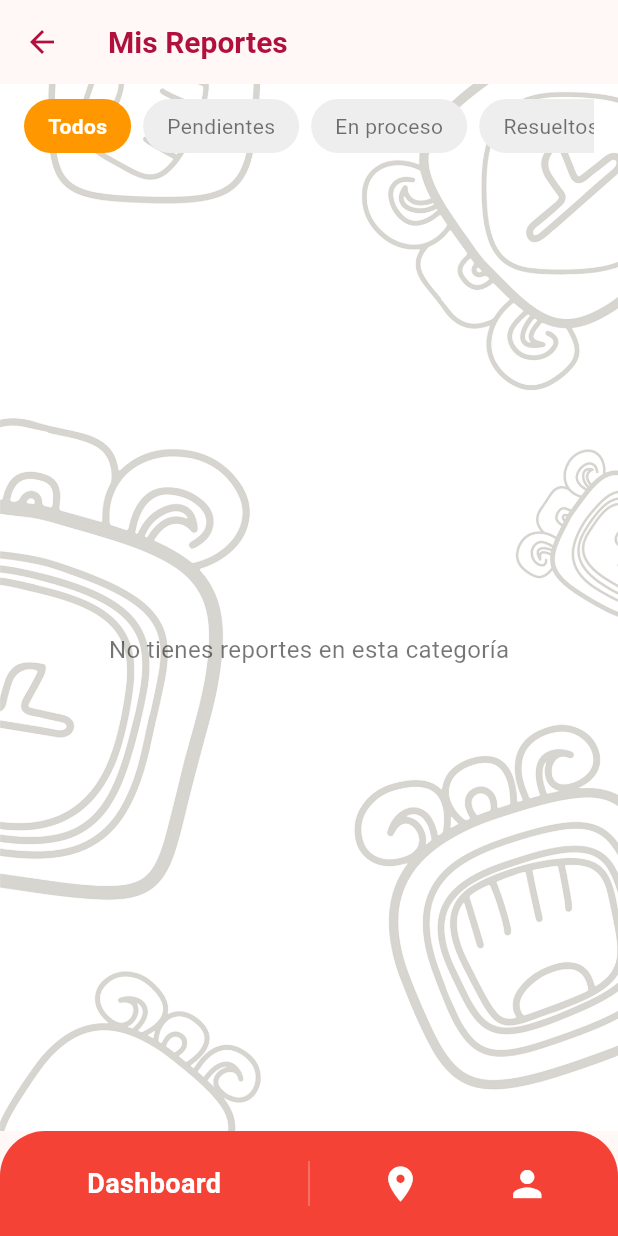
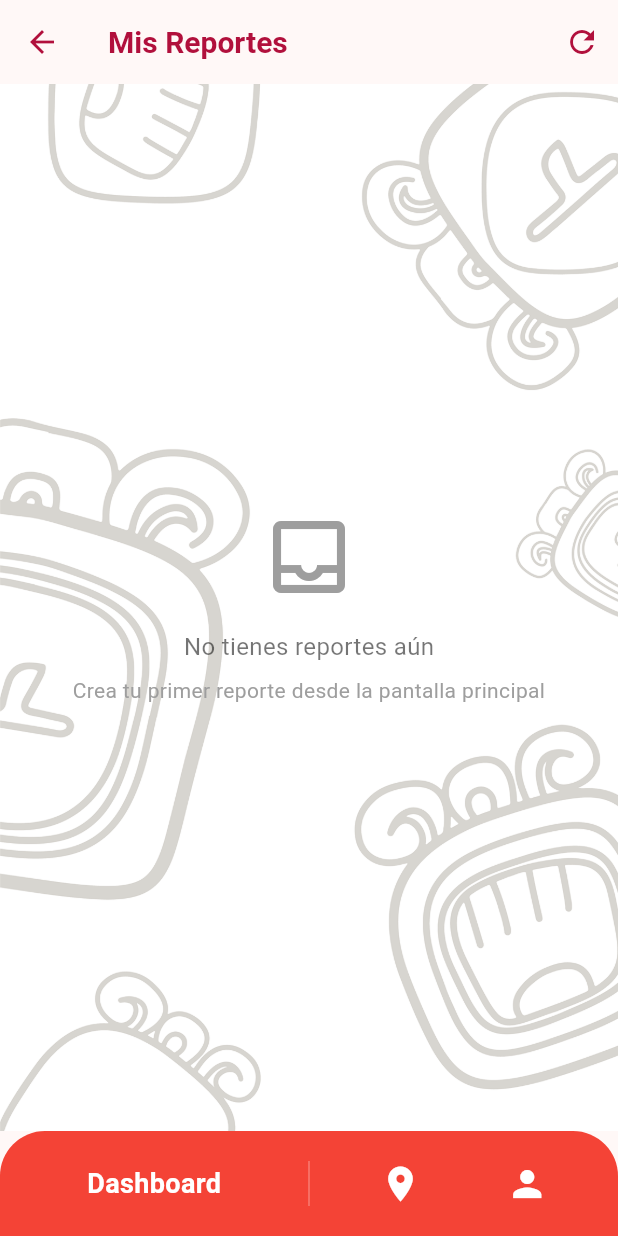
Before and after one commit to AngelAvilesDev/lumvida_flutter, a Flutter app: the screen it shows once a user with an empty profile is signed in, after a tap on "Historial de reportes", on a phone screen of 412 x 824 dp. Run offline on Flutter 3.47's test engine with Material 3 defaults, Android fonts, the phone set to English and light mode, and no system bars; our stand-ins replace cloud_firestore, firebase_auth, firebase_core, firebase_storage, flutter_dotenv, google_sign_in and 2 more; missing offline and left inert: flutter_osm_plugin; accounts and stored records are empty.

Commit message:
falta corregir el error en ReportesScreen
"Error: Looking up a deactivated widget's ancestor is unsafe.

At this point the state of the widget's element tree is no longer stable.

To safely refer to a widget's ancestor in its dispose() method, save a reference to the ancestor by calling dependOnInheritedWidgetOfExactType() in the widget's didChangeDependencies() method."

```diff
--- a/lib/screens/MisReportesScreen.dart
+++ b/lib/screens/MisReportesScreen.dart
@@ -1,9 +1,9 @@
 import 'dart:convert';
 import 'package:flutter/material.dart';
 import 'package:provider/provider.dart';
+import 'package:cloud_firestore/cloud_firestore.dart';
 import '../utils/constants.dart';
 import '../viewmodels/AuthViewModel.dart';
-import '../viewmodels/MisReportesViewModel.dart';
 
 class MisReportesScreen extends StatefulWidget {
   const MisReportesScreen({Key? key}) : super(key: key);
@@ -13,30 +13,84 @@ class MisReportesScreen extends StatefulWidget {
 }
 
 class _MisReportesScreenState extends State<MisReportesScreen> {
-  Future<void> _cargarReportesIniciales(MisReportesViewModel viewModel) async {
+  List<Map<String, dynamic>> _reportes = [];
+  bool _isLoading = false;
+  String? _error;
+
+  @override
+  void initState() {
+    super.initState();
+    _cargarReportes();
+  }
+
+  Future<void> _cargarReportes() async {
     final authViewModel = Provider.of<AuthViewModel>(context, listen: false);
 
     if (!authViewModel.isAuthenticated) {
-      viewModel.limpiar();
       return;
     }
 
-    await viewModel.cargarReportes(authViewModel.user!.uid);
+    setState(() {
+      _isLoading = true;
+      _error = null;
+    });
+
+    try {
+      final reportesSnapshot = await FirebaseFirestore.instance
+          .collection('reportes')
+          .where('userId', isEqualTo: authViewModel.user!.uid)
+          .orderBy('fecha', descending: true)
+          .get();
+
+      final reportes = reportesSnapshot.docs.map((doc) {
+        final data = doc.data();
+        return {
+          'id': doc.id,
+          'folio': data['folio'] ?? 'Sin folio',
+          'fecha': _formatearFecha(data['fecha']),
+          'estado': data['estado'] ?? 'pendiente',
+          'tipo': data['categoria'] ?? 'Sin categoría',
+          'descripcion': data['comentario'] ?? 'Sin descripción',
+          'ubicacion': data['direccion'] ?? 'Sin ubicación',
+          'nombreCompleto': data['nombreCompleto'] ?? '',
+          'telefono': data['telefono'] ?? '',
+          'isAnonymous': data['isAnonymous'] ?? false,
+          'imagenes': data['imagenes'] ?? [],
+          'historialEstados': data['historialEstados'] ?? [],
+        };
+      }).toList();
+
+      setState(() {
+        _reportes = reportes;
+        _isLoading = false;
+      });
+    } catch (e) {
+      setState(() {
+        _error = 'Error al cargar reportes: $e';
+        _isLoading = false;
+      });
+    }
+  }
+
+  String _formatearFecha(dynamic timestamp) {
+    if (timestamp == null) return 'Fecha desconocida';
+
+    try {
+      if (timestamp is Timestamp) {
+        final fecha = timestamp.toDate();
+        return '${fecha.day.toString().padLeft(2, '0')}/${fecha.month.toString().padLeft(2, '0')}/${fecha.year}';
+      }
+      return 'Fecha desconocida';
+    } catch (e) {
+      return 'Fecha desconocida';
+    }
   }
 
   @override
   Widget build(BuildContext context) {
-    return ChangeNotifierProvider(
-      create: (context) => MisReportesViewModel(),
-      child: Consumer<MisReportesViewModel>(
-        builder: (context, misReportesVM, child) {
-          // Cargar datos solo una vez cuando se crea el ViewModel
-          WidgetsBinding.instance.addPostFrameCallback((_) {
-            if (!misReportesVM.isLoading && misReportesVM.reportes.isEmpty) {
-              _cargarReportesIniciales(misReportesVM);
-            }
-          });
+    final authViewModel = Provider.of<AuthViewModel>(context);
 
+    if (!authViewModel.isAuthenticated) {
       return Scaffold(
         appBar: AppBar(
           title: const Text('Mis Reportes', style: TextStyle(color: kPrimaryColor)),
@@ -46,115 +100,115 @@ class _MisReportesScreenState extends State<MisReportesScreen> {
         ),
         body: Container(
           decoration: backgroundDecoration,
+          child: const Center(
             child: Column(
+              mainAxisAlignment: MainAxisAlignment.center,
               children: [
-                  // Filtros
-                  Padding(
-                    padding: const EdgeInsets.symmetric(horizontal: 16.0, vertical: 10.0),
-                    child: SingleChildScrollView(
-                      scrollDirection: Axis.horizontal,
-                      child: Row(
-                        children: [
-                          _buildFilterChip('Todos', misReportesVM.filtroActual == 'Todos', misReportesVM),
-                          _buildFilterChip('Pendientes', misReportesVM.filtroActual == 'Pendientes', misReportesVM),
-                          _buildFilterChip('En proceso', misReportesVM.filtroActual == 'En proceso', misReportesVM),
-                          _buildFilterChip('Resueltos', misReportesVM.filtroActual == 'Resueltos', misReportesVM),
+                Icon(Icons.person_off, size: 64, color: Colors.grey),
+                SizedBox(height: 16),
+                Text(
+                  'Debes iniciar sesión para ver tus reportes',
+                  style: TextStyle(fontSize: 16, color: Colors.grey),
+                  textAlign: TextAlign.center,
+                ),
               ],
             ),
           ),
         ),
+      );
+    }
 
-                  // Contenido principal
-                  Expanded(
-                    child: _buildMainContent(context, misReportesVM),
+    return Scaffold(
+      appBar: AppBar(
+        title: const Text('Mis Reportes', style: TextStyle(color: kPrimaryColor)),
+        backgroundColor: Colors.transparent,
+        elevation: 0,
+        iconTheme: const IconThemeData(color: kPrimaryColor),
+        actions: [
+          IconButton(
+            icon: const Icon(Icons.refresh),
+            onPressed: _cargarReportes,
           ),
         ],
       ),
+      body: Container(
+        decoration: backgroundDecoration,
+        child: _buildMainContent(),
       ),
       bottomNavigationBar: _buildBottomNavigationBar(),
     );
-        },
+  }
+
+  Widget _buildMainContent() {
+    if (_isLoading) {
+      return const Center(
+        child: Column(
+          mainAxisAlignment: MainAxisAlignment.center,
+          children: [
+            CircularProgressIndicator(color: kPrimaryColor),
+            SizedBox(height: 16),
+            Text('Cargando tus reportes...'),
+          ],
         ),
       );
     }
 
-  Widget _buildMainContent(BuildContext context, MisReportesViewModel misReportesVM) {
-    if (misReportesVM.isLoading) {
-      return const Center(
-        child: CircularProgressIndicator(color: kPrimaryColor),
-      );
-    }
-
-    if (misReportesVM.error != null) {
+    if (_error != null) {
       return Center(
         child: Column(
           mainAxisAlignment: MainAxisAlignment.center,
           children: [
+            Icon(Icons.error_outline, size: 64, color: Colors.red.shade400),
+            const SizedBox(height: 16),
             Text(
-              misReportesVM.error!,
+              _error!,
               style: const TextStyle(color: Colors.red),
               textAlign: TextAlign.center,
             ),
             const SizedBox(height: 16),
-            ElevatedButton(
-              onPressed: () => _cargarReportesIniciales(misReportesVM),
-              style: ElevatedButton.styleFrom(
-                backgroundColor: kPrimaryColor,
-              ),
-              child: const Text('Reintentar'),
+            ElevatedButton.icon(
+              onPressed: _cargarReportes,
+              style: ElevatedButton.styleFrom(backgroundColor: kPrimaryColor),
+              icon: const Icon(Icons.refresh),
+              label: const Text('Reintentar'), // <-- reemplazado aquí
             ),
           ],
         ),
       );
     }
 
-    final reportesFiltrados = misReportesVM.reportesFiltrados;
-
-    if (reportesFiltrados.isEmpty) {
+    if (_reportes.isEmpty) {
       return const Center(
-        child: Text(
-          'No tienes reportes en esta categoría',
-          style: TextStyle(
-            fontSize: 16,
-            color: Colors.black54,
+        child: Column(
+          mainAxisAlignment: MainAxisAlignment.center,
+          children: [
+            Icon(Icons.inbox_outlined, size: 64, color: Colors.grey),
+            SizedBox(height: 16),
+            Text(
+              'No tienes reportes aún',
+              style: TextStyle(fontSize: 16, color: Colors.black54),
             ),
+            SizedBox(height: 8),
+            Text(
+              'Crea tu primer reporte desde la pantalla principal',
+              style: TextStyle(fontSize: 14, color: Colors.grey),
+              textAlign: TextAlign.center,
+            ),
+          ],
         ),
       );
     }
 
     return RefreshIndicator(
-      onRefresh: () => _cargarReportesIniciales(misReportesVM),
+      onRefresh: _cargarReportes,
       color: kPrimaryColor,
       child: ListView.builder(
         padding: const EdgeInsets.all(16),
-        itemCount: reportesFiltrados.length,
+        itemCount: _reportes.length,
         itemBuilder: (context, index) {
-          final reporte = reportesFiltrados[index];
+          final reporte = _reportes[index];
           return _buildReportCard(context, reporte);
         },
-      ),
-    );
-  }
-
-  Widget _buildFilterChip(String label, bool isSelected, MisReportesViewModel viewModel) {
-    return GestureDetector(
-      onTap: () {
-        viewModel.cambiarFiltro(label);
-      },
-      child: Container(
-        margin: const EdgeInsets.only(right: 8),
-        padding: const EdgeInsets.symmetric(horizontal: 16, vertical: 8),
-        decoration: BoxDecoration(
-          color: isSelected ? Colors.orange : Colors.grey.shade200,
-          borderRadius: BorderRadius.circular(20),
-        ),
-        child: Text(
-          label,
-          style: TextStyle(
-            color: isSelected ? Colors.white : Colors.black54,
-            fontWeight: isSelected ? FontWeight.bold : FontWeight.normal,
-          ),
-        ),
       ),
     );
   }
@@ -182,13 +236,14 @@ class _MisReportesScreenState extends State<MisReportesScreen> {
       }
     ];
 
-    if (reporte['estado'].toLowerCase() == 'en proceso') {
+    String estadoLower = reporte['estado']?.toString().toLowerCase() ?? '';
+    if (estadoLower.contains('proceso') || estadoLower == 'asignado') {
       historialEstados.add({
         'estado': 'Asignado al departamento correspondiente',
         'fecha': reporte['fecha'],
         'hora': '10:30'
       });
-    } else if (reporte['estado'].toLowerCase() == 'resuelto') {
+    } else if (estadoLower == 'resuelto' || estadoLower == 'completado') {
       historialEstados.add({
         'estado': 'Asignado al departamento correspondiente',
         'fecha': reporte['fecha'],
@@ -218,14 +273,14 @@ class _MisReportesScreenState extends State<MisReportesScreen> {
               Row(
                 children: [
                   Icon(
-                    getIconForType(reporte['tipo']),
+                    getIconForType(reporte['tipo'] ?? ''),
                     color: kPrimaryColor,
                     size: 40,
                   ),
                   const SizedBox(width: 10),
                   Expanded(
                     child: Text(
-                      reporte['tipo'],
+                      reporte['tipo'] ?? 'Sin categoría',
                       style: const TextStyle(
                         fontSize: 18,
                         fontWeight: FontWeight.bold,
@@ -236,11 +291,11 @@ class _MisReportesScreenState extends State<MisReportesScreen> {
                   Container(
                     padding: const EdgeInsets.symmetric(horizontal: 8, vertical: 4),
                     decoration: BoxDecoration(
-                      color: _getColorPorEstado(reporte['estado']),
+                      color: _getColorPorEstado(reporte['estado'] ?? ''),
                       borderRadius: BorderRadius.circular(12),
                     ),
                     child: Text(
-                      reporte['estado'].toUpperCase(),
+                      (reporte['estado'] ?? 'PENDIENTE').toString().toUpperCase(),
                       style: const TextStyle(
                         color: Colors.white,
                         fontSize: 10,
@@ -254,7 +309,7 @@ class _MisReportesScreenState extends State<MisReportesScreen> {
 
               // Número de folio
               Text(
-                'Folio: ${reporte['folio']}',
+                'Folio: ${reporte['folio'] ?? 'Sin folio'}',
                 style: TextStyle(
                   fontSize: 14,
                   fontWeight: FontWeight.w500,
@@ -265,7 +320,7 @@ class _MisReportesScreenState extends State<MisReportesScreen> {
 
               // Descripción
               Text(
-                reporte['descripcion'],
+                reporte['descripcion'] ?? 'Sin descripción',
                 style: const TextStyle(
                   fontSize: 16,
                   fontWeight: FontWeight.w500,
@@ -282,7 +337,7 @@ class _MisReportesScreenState extends State<MisReportesScreen> {
                   const SizedBox(width: 4),
                   Expanded(
                     child: Text(
-                      reporte['ubicacion'],
+                      reporte['ubicacion'] ?? 'Sin ubicación',
                       style: TextStyle(color: Colors.grey.shade600),
                       maxLines: 2,
                       overflow: TextOverflow.ellipsis,
@@ -294,7 +349,7 @@ class _MisReportesScreenState extends State<MisReportesScreen> {
 
               // Fecha
               Text(
-                'Reportado el ${reporte['fecha']}',
+                'Reportado el ${reporte['fecha'] ?? 'Fecha desconocida'}',
                 style: TextStyle(color: Colors.grey.shade600, fontSize: 12),
               ),
 
@@ -364,7 +419,8 @@ class _MisReportesScreenState extends State<MisReportesScreen> {
   }
 
   Widget _buildBottomNavigationBar() {
-    return Container(
+    return Consumer<AuthViewModel>(
+      builder: (context, authViewModel, _) => Container(
         height: 70,
         decoration: const BoxDecoration(
           color: kSecondaryColor,
@@ -401,16 +457,15 @@ class _MisReportesScreenState extends State<MisReportesScreen> {
                     icon: const Icon(Icons.location_on, color: Colors.white, size: 28),
                     onPressed: () {},
                   ),
-                Consumer<AuthViewModel>(
-                  builder: (context, authViewModel, _) => IconButton(
+                  IconButton(
                     icon: const Icon(Icons.person, color: Colors.white, size: 28),
                     onPressed: () => _mostrarDialogoCerrarSesion(context, authViewModel),
-                  ),
                   ),
                 ],
               ),
             ),
           ],
+        ),
       ),
     );
   }
@@ -419,7 +474,6 @@ class _MisReportesScreenState extends State<MisReportesScreen> {
     // Verificar si el reporte tiene imágenes
     Widget? imagenWidget;
     if (reporte['imagenes'] != null && (reporte['imagenes'] as List).isNotEmpty) {
-      // Si hay URLs de imágenes, mostrar la primera
       final imageUrl = (reporte['imagenes'] as List).first;
       imagenWidget = Image.network(
         imageUrl,
@@ -435,26 +489,13 @@ class _MisReportesScreenState extends State<MisReportesScreen> {
           );
         },
       );
-    } else if (reporte['foto'] != null && reporte['foto'].toString().isNotEmpty) {
-      // Fallback para imágenes en base64 (compatibilidad)
-      try {
-        final imageBytes = base64Decode(reporte['foto']);
-        imagenWidget = Image.memory(
-          imageBytes,
-          fit: BoxFit.cover,
-          width: double.infinity,
-          height: 200,
-        );
-      } catch (e) {
-        print("Error decodificando imagen: $e");
-      }
     }
 
     showDialog(
       context: context,
       builder: (BuildContext context) {
         return AlertDialog(
-          title: Text('Reporte #${reporte['folio']}',
+          title: Text('Reporte #${reporte['folio'] ?? 'Sin folio'}',
               style: const TextStyle(color: kPrimaryColor, fontWeight: FontWeight.bold)),
           content: SingleChildScrollView(
             child: Column(
@@ -471,47 +512,15 @@ class _MisReportesScreenState extends State<MisReportesScreen> {
                 ],
 
                 // Fecha y estado
-                _buildDetailRow('Fecha', reporte['fecha']),
-                _buildDetailRow('Estado', reporte['estado']),
+                _buildDetailRow('Fecha', reporte['fecha'] ?? 'Fecha desconocida'),
+                _buildDetailRow('Estado', reporte['estado'] ?? 'Sin estado'),
 
                 // Categoría y descripción
-                _buildDetailRow('Categoría', reporte['tipo']),
-                _buildDetailSection('Comentario', reporte['descripcion']),
+                _buildDetailRow('Categoría', reporte['tipo'] ?? 'Sin categoría'),
+                _buildDetailSection('Comentario', reporte['descripcion'] ?? 'Sin descripción'),
 
                 // Ubicación
-                _buildDetailSection('Ubicación', reporte['ubicacion']),
-
-                // Datos del denunciante (si no es anónimo)
-                if (!(reporte['isAnonymous'] ?? false) && (reporte['nombreCompleto'] ?? '').isNotEmpty) ...[
-                  const SizedBox(height: 8),
-                  const Divider(),
-                  _buildDetailRow('Reportado por', reporte['nombreCompleto']),
-                  if ((reporte['telefono'] ?? '').isNotEmpty)
-                    _buildDetailRow('Teléfono', reporte['telefono']),
-                ],
-
-                // Estadísticas adicionales
-                const SizedBox(height: 8),
-                const Divider(),
-                Consumer<MisReportesViewModel>(
-                  builder: (context, misReportesVM, child) {
-                    final stats = misReportesVM.obtenerEstadisticas();
-                    return Column(
-                      crossAxisAlignment: CrossAxisAlignment.start,
-                      children: [
-                        const Text(
-                          'Estadísticas de tus reportes:',
-                          style: TextStyle(fontWeight: FontWeight.bold, fontSize: 14),
-                        ),
-                        const SizedBox(height: 8),
-                        Text('Total: ${stats['total']}', style: const TextStyle(fontSize: 12)),
-                        Text('Pendientes: ${stats['pendientes']}', style: const TextStyle(fontSize: 12)),
-                        Text('En proceso: ${stats['enProceso']}', style: const TextStyle(fontSize: 12)),
-                        Text('Resueltos: ${stats['resueltos']}', style: const TextStyle(fontSize: 12)),
-                      ],
-                    );
-                  },
-                ),
+                _buildDetailSection('Ubicación', reporte['ubicacion'] ?? 'Sin ubicación'),
               ],
             ),
           ),
@@ -532,8 +541,7 @@ class _MisReportesScreenState extends State<MisReportesScreen> {
       child: Row(
         crossAxisAlignment: CrossAxisAlignment.start,
         children: [
-          Text('$label: ',
-              style: const TextStyle(fontWeight: FontWeight.bold)),
+          Text('$label: ', style: const TextStyle(fontWeight: FontWeight.bold)),
           Expanded(child: Text(value)),
         ],
       ),
@@ -546,8 +554,7 @@ class _MisReportesScreenState extends State<MisReportesScreen> {
       child: Column(
         crossAxisAlignment: CrossAxisAlignment.start,
         children: [
-          Text(label,
-              style: const TextStyle(fontWeight: FontWeight.bold)),
+          Text(label, style: const TextStyle(fontWeight: FontWeight.bold)),
           const SizedBox(height: 4),
           Container(
             width: double.infinity,
@@ -574,7 +581,7 @@ class _MisReportesScreenState extends State<MisReportesScreen> {
       case 'asignado':
         return Colors.blue;
       case 'en proceso':
-        return Colors.yellow.shade700; // Amarillo más oscuro para mejor contraste
+        return Colors.yellow.shade700;
       case 'resuelto':
       case 'completado':
         return Colors.green;
```
Also changed, not shown: lib/screens/MapScreen.dart (+0 -79 lines), lib/viewmodels/MisReportesViewModel.dart (+121 -51 lines). Lines whose indentation alone changed are shown as unchanged.
